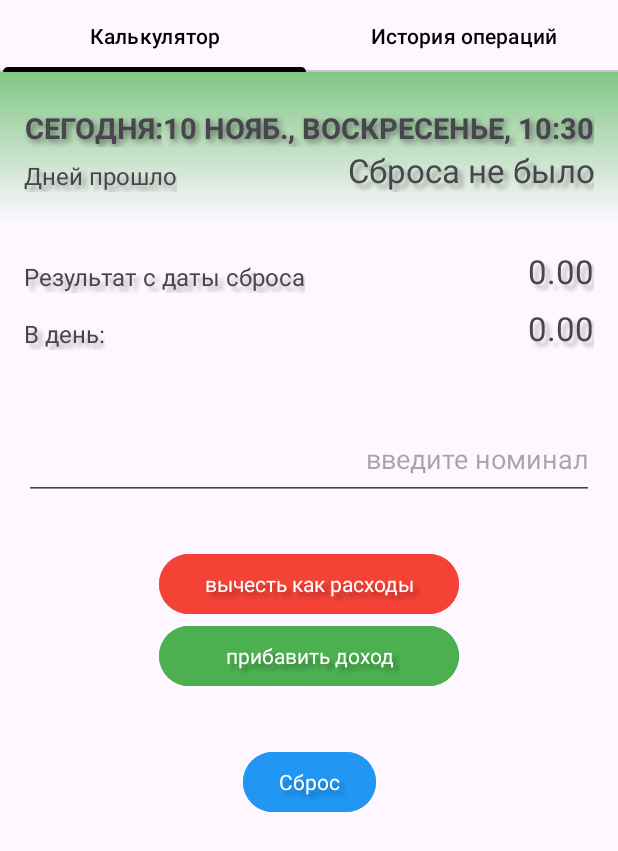
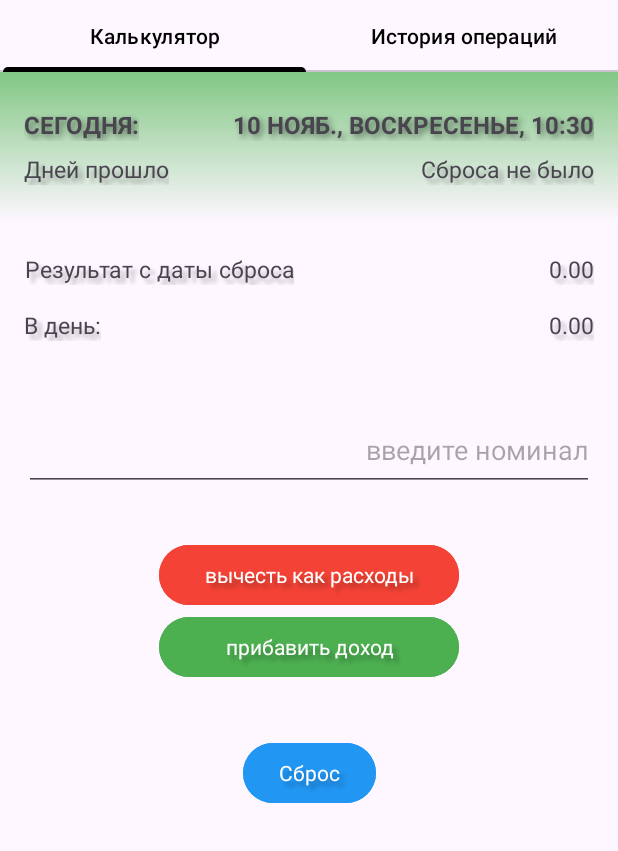
Before and after one commit to Sutemi67/Kotlin_MoneyEverydayXML_app, an Android app: the screen it shows after launch (MainActivity), on a phone screen of 412 x 824 dp. Shown: the top 851 px of the screen. Run offline under Robolectric (Android 15) with nearby library versions, the phone set to English and light mode, and no system bars.

Commit message:
text fonts with dpi patch

```diff
--- a/app/src/main/res/layout/fragment_calculator.xml
+++ b/app/src/main/res/layout/fragment_calculator.xml
@@ -25,6 +25,7 @@
         android:layout_width="wrap_content"
         android:layout_height="wrap_content"
         android:layout_marginEnd="16dp"
+        android:textSize="@dimen/header_big_text_size"
         app:layout_constraintBottom_toBottomOf="@+id/textView2"
         app:layout_constraintEnd_toEndOf="parent"
         app:layout_constraintTop_toTopOf="@+id/textView2"
@@ -56,7 +57,7 @@
 
     <TextView
         android:id="@+id/monthSummary"
-        style="@style/regularTextStyle2"
+        style="@style/regularTextStyle"
         android:layout_width="wrap_content"
         android:layout_height="wrap_content"
         android:text=""
@@ -127,7 +128,7 @@
 
     <TextView
         android:id="@+id/daysPassed"
-        style="@style/regularTextStyle2"
+        style="@style/regularTextStyle"
         android:layout_width="wrap_content"
         android:layout_height="wrap_content"
         app:layout_constraintBottom_toBottomOf="@+id/textView3"
@@ -146,7 +147,7 @@
 
     <TextView
         android:id="@+id/perDay"
-        style="@style/regularTextStyle2"
+        style="@style/regularTextStyle"
         android:layout_width="wrap_content"
         android:layout_height="wrap_content"
         app:layout_constraintBottom_toBottomOf="@+id/textView7"
--- a/app/src/main/res/values-night/styles.xml
+++ b/app/src/main/res/values-night/styles.xml
@@ -35,7 +35,7 @@
     </style>
 
     <style name="headerTextStyle">
-        <item name="android:textSize">19sp</item>
+        <item name="android:textSize">@dimen/header_big_text_size</item>
         <item name="android:gravity">center</item>
         <item name="android:textAllCaps">true</item>
         <item name="android:textStyle">bold</item>
--- /dev/null
+++ b/app/src/main/res/values-xhdpi/dimens.xml
@@ -0,0 +1,5 @@
+<?xml version="1.0" encoding="utf-8"?>
+<resources>
+    <dimen name="header_big_text_size">16sp</dimen>
+    <dimen name="header_regular_text_size">15sp</dimen>
+</resources>
--- /dev/null
+++ b/app/src/main/res/values-xxhdpi/dimens.xml
@@ -0,0 +1,5 @@
+<?xml version="1.0" encoding="utf-8"?>
+<resources>
+    <dimen name="header_big_text_size">19sp</dimen>
+    <dimen name="header_regular_text_size">17sp</dimen>
+</resources>
--- a/app/src/main/res/values/dimens.xml
+++ b/app/src/main/res/values/dimens.xml
@@ -1,3 +1,4 @@
 <resources>
     <dimen name="fab_margin">16dp</dimen>
+    <dimen name="header_big_text_size">19sp</dimen>
 </resources>
--- a/app/src/main/res/values/styles.xml
+++ b/app/src/main/res/values/styles.xml
@@ -2,7 +2,7 @@
 <resources>
 
     <style name="regularTextStyle">
-        <item name="android:textSize">16sp</item>
+        <item name="android:textSize">@dimen/header_regular_text_size</item>
         <item name="android:gravity">center</item>
         <item name="android:shadowColor">#46000000</item>
         <item name="android:shadowRadius">3</item>
@@ -35,7 +35,7 @@
     </style>
 
     <style name="headerTextStyle">
-        <item name="android:textSize">19sp</item>
+        <item name="android:textSize">@dimen/header_big_text_size</item>
         <item name="android:gravity">center</item>
         <item name="android:textAllCaps">true</item>
         <item name="android:textStyle">bold</item>
```
Also changed, not shown: app/src/main/res/layout/fragment_history.xml (+7 -7 lines).
